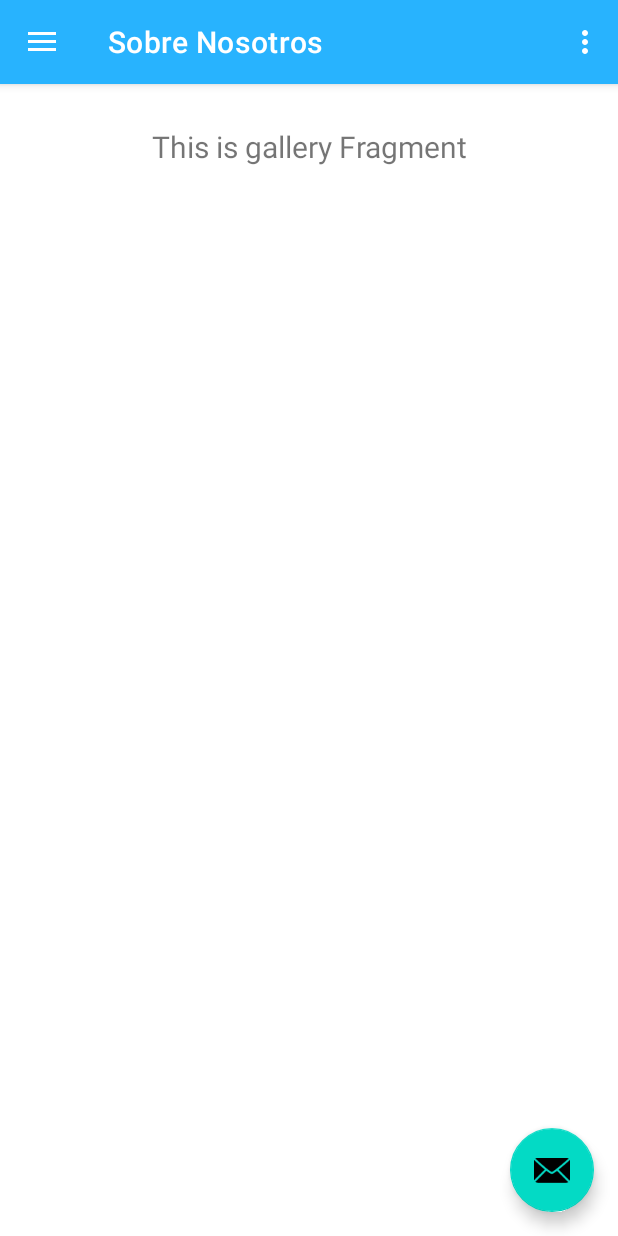
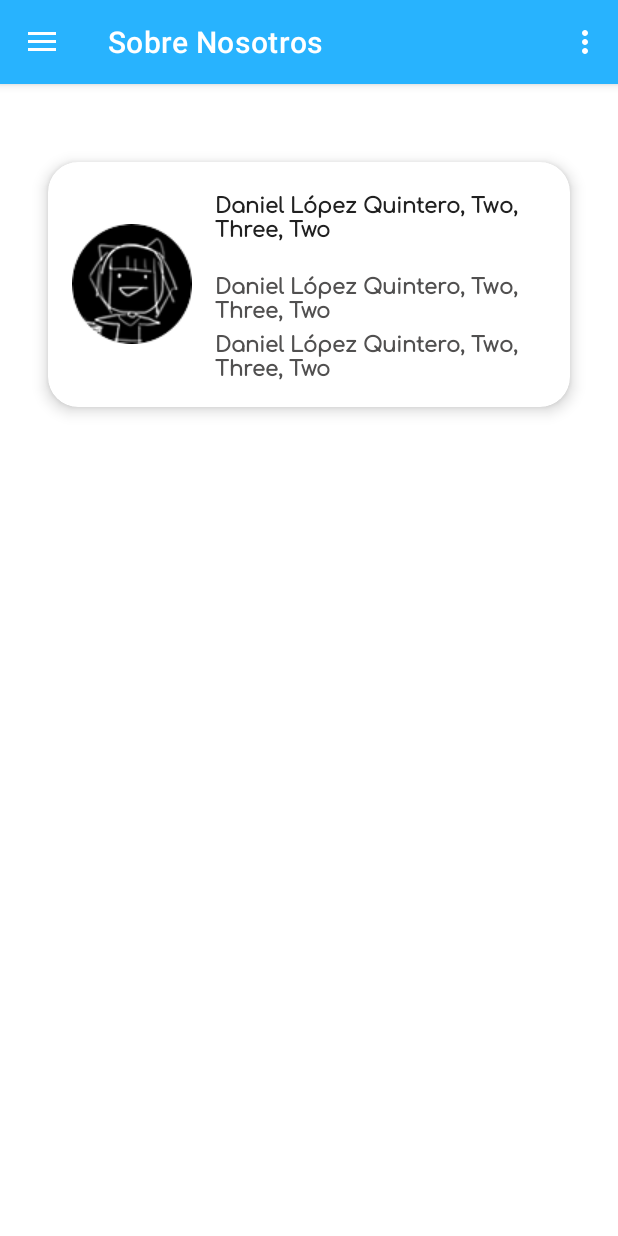
Before and after one commit to HiYeaismin8a/StoryTeller, an Android app: the Contenido screen opened directly, with no data from a screen before it, in the side drawer, after a tap on "Sobre Nosotros", on a phone screen of 412 x 824 dp. Run offline under Robolectric (Android 15) with nearby library versions, the phone set to English and light mode, and no system bars; our stand-ins replace navigation-ui.

Commit message:
Continuación del diseño v2

```diff
--- /dev/null
+++ b/app/src/main/java/mx/edu/ittepic/storyteller/Adapter_TarjetaNosotros.kt
@@ -0,0 +1,41 @@
+package mx.edu.ittepic.storyteller
+
+import android.view.LayoutInflater
+import android.view.View
+import android.view.ViewGroup
+import android.widget.TextView
+import androidx.recyclerview.widget.RecyclerView
+
+class Adapter_TarjetaNosotros(private val estudiantes: Array<String>, private val onItemClickListener: onItemClick) : RecyclerView.Adapter<Adapter_TarjetaNosotros.ViewHolder>() {
+
+    interface onItemClick{
+        fun verClick(position: Int)
+    }
+
+    override fun onCreateViewHolder(viewGroup: ViewGroup, viewType: Int): ViewHolder {
+        val v = LayoutInflater.from(viewGroup.context).inflate(R.layout.tarjeta_nosotros, viewGroup, false)
+        return ViewHolder(v)
+    }
+
+    override fun getItemCount(): Int {
+        return estudiantes.size
+    }
+
+    override fun onBindViewHolder(viewHolder: ViewHolder, i: Int) {
+        viewHolder.itemNombre.text = estudiantes[i]
+        viewHolder.itemNoCtrl.text = estudiantes[i]
+        viewHolder.itemCarrera.text = estudiantes[i]
+    }
+
+    inner class ViewHolder(itemview: View): RecyclerView.ViewHolder(itemview){
+        var itemNombre: TextView
+        var itemNoCtrl: TextView
+        var itemCarrera: TextView
+
+        init{
+            itemNombre = itemView.findViewById(R.id.tarjetaNosotrs_Nombre)
+            itemNoCtrl = itemView.findViewById(R.id.tarjetaNostros_NoCtrl)
+            itemCarrera = itemView.findViewById(R.id.tarjetaNosotrs_Carrera)
+        }
+    }
+}
--- a/app/src/main/java/mx/edu/ittepic/storyteller/Contenido.kt
+++ b/app/src/main/java/mx/edu/ittepic/storyteller/Contenido.kt
@@ -26,10 +26,6 @@ class Contenido : AppCompatActivity() {
 
         setSupportActionBar(binding.appBarContenido.toolbar)
 
-        binding.appBarContenido.fab.setOnClickListener { view ->
-            Snackbar.make(view, "Replace with your own action", Snackbar.LENGTH_LONG)
-                .setAction("Action", null).show()
-        }
         val drawerLayout: DrawerLayout = binding.drawerLayout
         val navView: NavigationView = binding.navView
         val navController = findNavController(R.id.nav_host_fragment_content_contenido)
--- a/app/src/main/java/mx/edu/ittepic/storyteller/Demo.kt
+++ b/app/src/main/java/mx/edu/ittepic/storyteller/Demo.kt
@@ -56,18 +56,20 @@ class Demo : AppCompatActivity() {
         binding.demoContenido.isVisible = false
         binding.textoCuento.isVisible = false
         binding.repetir.isVisible = false
+        binding.demoHint.isVisible = false
 
         binding.homeBtnIniciar.setOnClickListener {
 
 
             contarCuento.start()
-            binding.repetir.setOnClickListener { reproducir(audios[actual - 1]) }
+            binding.repetir.setOnClickListener { finish() }
 
             binding.demoContenido.isVisible = true
             binding.textoCuento.isVisible = true
             binding.repetir.isVisible = true
-            binding.homeLblInicio.isVisible = false
+            binding.homeLblInicio.setText("Empecemos!")
             binding.homeBtnIniciar.isVisible = false
+            binding.demoHint.isVisible = true
         }
     }
 
--- a/app/src/main/java/mx/edu/ittepic/storyteller/Inicio.kt
+++ b/app/src/main/java/mx/edu/ittepic/storyteller/Inicio.kt
@@ -17,7 +17,6 @@ class Inicio : AppCompatActivity() {
         login_btnIngresar.startAnimation(btt)
         login_lblBienvenido.startAnimation(btt)
         login_lblDemo.startAnimation(btt)
-        login_ui_titleBackground.startAnimation(btt)
 
         login_btnIngresar.setOnClickListener {
             startActivity(Intent(this, Contenido::class.java))
--- a/app/src/main/java/mx/edu/ittepic/storyteller/ui/gallery/GalleryFragment.kt
+++ b/app/src/main/java/mx/edu/ittepic/storyteller/ui/gallery/GalleryFragment.kt
@@ -1,19 +1,23 @@
 package mx.edu.ittepic.storyteller.ui.gallery
 
+import android.content.Intent
 import android.os.Bundle
 import android.view.LayoutInflater
 import android.view.View
 import android.view.ViewGroup
-import android.widget.TextView
 import androidx.fragment.app.Fragment
 import androidx.lifecycle.ViewModelProvider
 import androidx.recyclerview.widget.LinearLayoutManager
-import mx.edu.ittepic.storyteller.Adapter_TarjetInicio
+import mx.edu.ittepic.storyteller.Adapter_TarjetaNosotros
+import mx.edu.ittepic.storyteller.Demo
 import mx.edu.ittepic.storyteller.databinding.FragmentGalleryBinding
 
 class GalleryFragment : Fragment() {
     private var _binding: FragmentGalleryBinding? = null
     private val binding get() = _binding!!
+
+    private var estudiantes = arrayOf("Daniel López Quintero, Two, Three, Two")
+    private var noctrl = arrayOf("This, Two, Three, Two")
 
     override fun onCreateView(
         inflater: LayoutInflater,
@@ -26,10 +30,15 @@ class GalleryFragment : Fragment() {
         _binding = FragmentGalleryBinding.inflate(inflater, container, false)
         val root: View = binding.root
 
-        val textView: TextView = binding.textGallery
-        galleryViewModel.text.observe(viewLifecycleOwner) {
-            textView.text = it
-        }
+        val recyclerView = binding.recyclerView
+        val adapter = Adapter_TarjetaNosotros(estudiantes, object : Adapter_TarjetaNosotros.onItemClick {
+            override fun verClick(position: Int) {
+                val intent = Intent(activity, Demo::class.java)
+                startActivity(intent)
+            }
+        })
+        recyclerView.layoutManager = LinearLayoutManager(binding.root.context)
+        recyclerView.adapter = adapter
 
         return root
     }
--- a/app/src/main/java/mx/edu/ittepic/storyteller/ui/home/HomeFragment.kt
+++ b/app/src/main/java/mx/edu/ittepic/storyteller/ui/home/HomeFragment.kt
@@ -35,15 +35,11 @@ class HomeFragment : Fragment() {
         _binding = FragmentHomeBinding.inflate(inflater, container, false)
         val root: View = binding.root
 
-        binding.prueba.setOnClickListener {
-            val intent = Intent(activity, Demo::class.java)
-            startActivity(intent)
-        }
-
         val recyclerView = binding.recyclerView
         val adapter = Adapter_TarjetInicio(libros, libros_nombre, libros_descripcion, libros_tags, object : Adapter_TarjetInicio.onItemClick {
             override fun verClick(position: Int) {
-
+                val intent = Intent(activity, Demo::class.java)
+                startActivity(intent)
             }
         })
         recyclerView.layoutManager = LinearLayoutManager(binding.root.context)
--- a/app/src/main/res/layout/app_bar_contenido.xml
+++ b/app/src/main/res/layout/app_bar_contenido.xml
@@ -22,13 +22,6 @@
 
     <include layout="@layout/content_contenido" />
 
-    <com.google.android.material.floatingactionbutton.FloatingActionButton
-        android:id="@+id/fab"
-        android:layout_width="wrap_content"
-        android:layout_height="wrap_content"
-        android:layout_gravity="bottom|end"
-        android:layout_marginEnd="@dimen/fab_margin"
-        android:layout_marginBottom="16dp"
-        app:srcCompat="@android:drawable/ic_dialog_email" />
+
 
 </androidx.coordinatorlayout.widget.CoordinatorLayout>
--- a/app/src/main/res/layout/fragment_gallery.xml
+++ b/app/src/main/res/layout/fragment_gallery.xml
@@ -7,16 +7,11 @@
     android:padding="20dp"
     tools:context=".ui.gallery.GalleryFragment">
 
-    <TextView
-        android:id="@+id/text_gallery"
+    <androidx.recyclerview.widget.RecyclerView
+        android:id="@+id/recyclerView"
         android:layout_width="match_parent"
         android:layout_height="wrap_content"
-        android:layout_marginStart="8dp"
-        android:layout_marginTop="8dp"
-        android:layout_marginEnd="8dp"
-        android:textAlignment="center"
-        android:textSize="20sp"  />
-
-
+        android:layout_marginTop="20dp"
+        />
 
 </RelativeLayout>
--- a/app/src/main/res/layout/fragment_home.xml
+++ b/app/src/main/res/layout/fragment_home.xml
@@ -8,12 +8,6 @@
     android:padding="10dp"
     tools:context=".ui.home.HomeFragment">
 
-    <Button android:id="@+id/prueba"
-        android:layout_width="wrap_content"
-        android:layout_height="wrap_content"
-        android:text="Inicar"
-        />
-
     <androidx.recyclerview.widget.RecyclerView
         android:id="@+id/recyclerView"
         android:layout_width="match_parent"
--- /dev/null
+++ b/app/src/main/res/layout/tarjeta_nosotros.xml
@@ -0,0 +1,63 @@
+<?xml version="1.0" encoding="utf-8"?>
+<androidx.cardview.widget.CardView xmlns:android="http://schemas.android.com/apk/res/android"
+    xmlns:card_view="http://schemas.android.com/apk/res-auto"
+    android:id="@+id/tarjeta_inicio"
+    android:layout_width="match_parent"
+    android:layout_height="wrap_content"
+    android:layout_margin="12dp"
+    card_view:cardBackgroundColor="#ffffff"
+    card_view:cardCornerRadius="20dp"
+    card_view:cardElevation="6dp"
+    card_view:contentPadding="2dp"
+    >
+    <RelativeLayout
+        android:layout_width="match_parent"
+        android:layout_height="wrap_content"
+        android:padding="14dp"
+        >
+
+        <ImageView android:id="@+id/tarjetaNosotros_foto"
+            android:layout_width="wrap_content"
+            android:layout_height="wrap_content"
+            android:layout_centerVertical="true"
+            android:src="@drawable/perfil_placeholder"
+            />
+
+        <TextView android:id="@+id/tarjetaNosotrs_Nombre"
+            android:layout_width="500dp"
+            android:layout_height="wrap_content"
+            android:layout_toRightOf="@id/tarjetaNosotros_foto"
+            android:layout_marginLeft="15dp"
+            android:paddingBottom="5dp"
+            android:text="Nombre del estudiante"
+            android:fontFamily="@font/comforta"
+            android:textStyle="bold"
+            android:textColor="#212121"
+            />
+
+        <TextView android:id="@+id/tarjetaNostros_NoCtrl"
+            android:layout_width="wrap_content"
+            android:layout_height="wrap_content"
+            android:layout_marginTop="10dp"
+            android:layout_toRightOf="@id/tarjetaNosotros_foto"
+            android:layout_below="@id/tarjetaNosotrs_Nombre"
+            android:layout_marginLeft="15dp"
+            android:text="Numero de control"
+            android:fontFamily="@font/comforta"
+            android:textStyle="bold"
+            android:textColor="#515050"
+            />
+
+        <TextView android:id="@+id/tarjetaNosotrs_Carrera"
+            android:layout_width="wrap_content"
+            android:layout_height="wrap_content"
+            android:layout_toRightOf="@id/tarjetaNosotros_foto"
+            android:layout_below="@id/tarjetaNostros_NoCtrl"
+            android:layout_marginLeft="15dp"
+            android:text="Carrera"
+            android:fontFamily="@font/comforta"
+            android:textStyle="bold"
+            android:textColor="#515050"
+            />
+    </RelativeLayout>
+</androidx.cardview.widget.CardView>
```
Also changed, not shown: app/src/main/res/layout/activity_demo.xml (+5 -3 lines), app/src/main/res/layout/activity_inicio.xml (+22 -21 lines), app/src/main/res/drawable-v24/demo_play.png (added), app/src/main/res/drawable-v24/login_background.png (added), app/src/main/res/drawable-v24/login_form.png (added).
